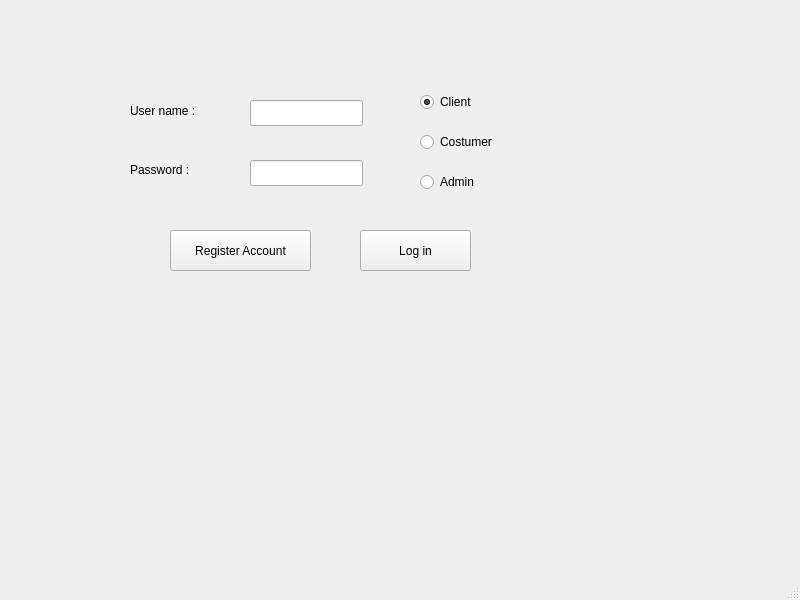
AP-projects-4001/Guys, file AP/login.ui: the form before one commit.
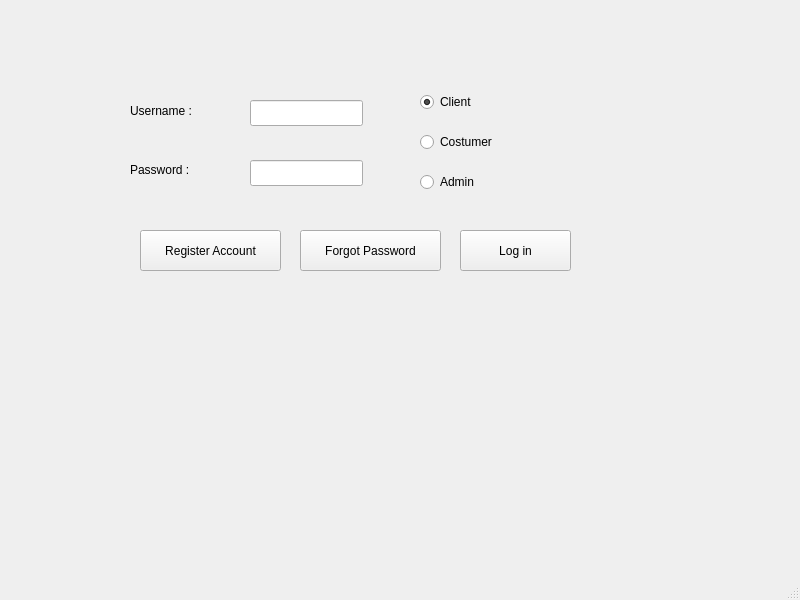
The form after the commit.

Commit message: Create forgot password for login menu

What changed in the file:
```diff
--- a/AP/login.ui
+++ b/AP/login.ui
@@ -24,7 +24,7 @@
      </rect>
     </property>
     <property name="text">
-     <string>User name :</string>
+     <string>Username :</string>
     </property>
    </widget>
    <widget class="QLabel" name="label_2">
@@ -63,7 +63,7 @@
    <widget class="QPushButton" name="register_pushButton">
     <property name="geometry">
      <rect>
-      <x>170</x>
+      <x>140</x>
       <y>230</y>
       <width>141</width>
       <height>41</height>
@@ -76,7 +76,7 @@
    <widget class="QPushButton" name="pushButton">
     <property name="geometry">
      <rect>
-      <x>360</x>
+      <x>460</x>
       <y>230</y>
       <width>111</width>
       <height>41</height>
@@ -131,6 +131,19 @@
      <string>Admin</string>
     </property>
    </widget>
+   <widget class="QPushButton" name="pushButton_forgot_pass">
+    <property name="geometry">
+     <rect>
+      <x>300</x>
+      <y>230</y>
+      <width>141</width>
+      <height>41</height>
+     </rect>
+    </property>
+    <property name="text">
+     <string>Forgot Password</string>
+    </property>
+   </widget>
   </widget>
   <widget class="QMenuBar" name="menubar">
    <property name="geometry">
```
Left out of the diff: 2 changed lines with no effect on the pictures. The commit also changes 8 other files.
